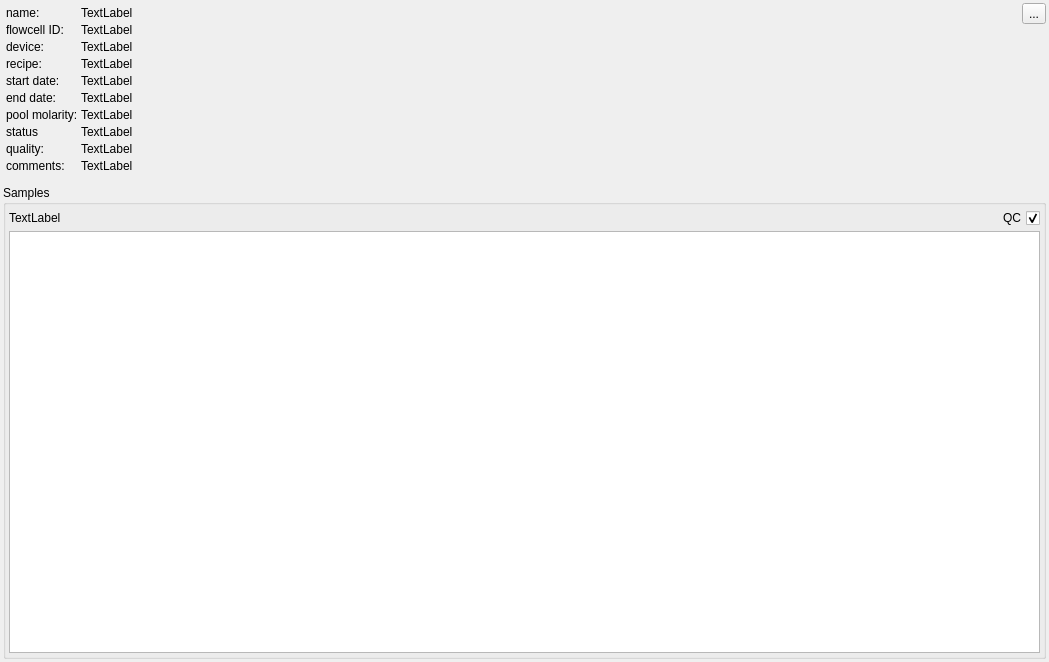
The window that src/GSvar/SequencingRunWidget.ui (imgag/ngs-bits) describes before a commit, drawn with Qt 5.
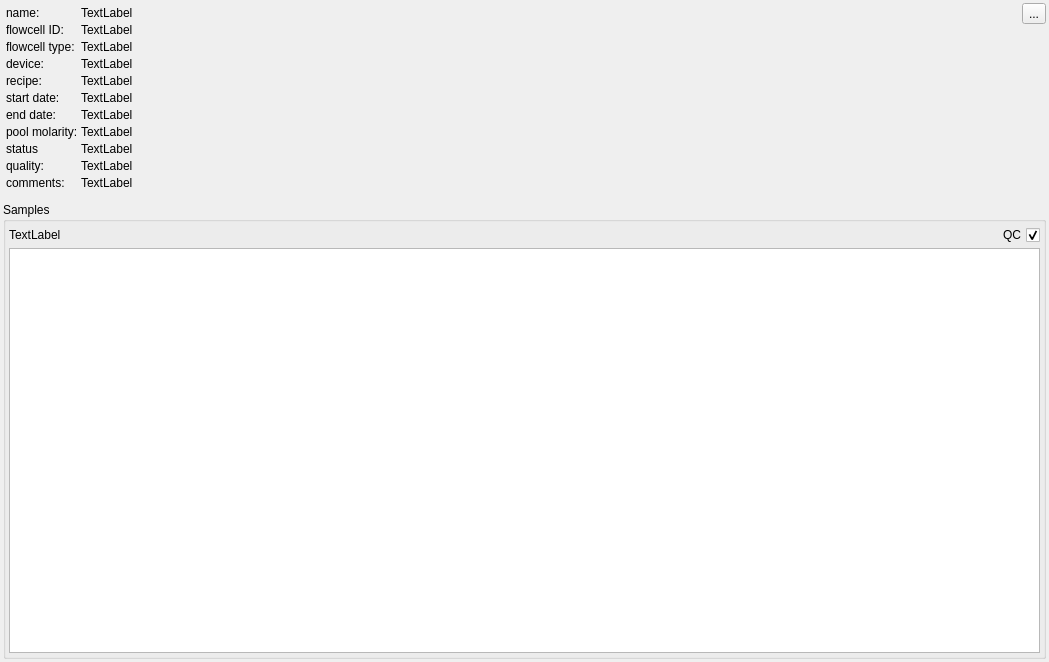
The same window after the commit. Icons and pictures are not drawn. Custom widgets are drawn as their Qt base class.

Commit message: NGSD: added 'flowcell_type' column to 'sequencing_run' table.

```diff
--- a/src/GSvar/SequencingRunWidget.ui
+++ b/src/GSvar/SequencingRunWidget.ui
@@ -74,14 +74,14 @@
          </property>
         </widget>
        </item>
-       <item row="2" column="0">
+       <item row="3" column="0">
         <widget class="QLabel" name="label_4">
          <property name="text">
           <string>device:</string>
          </property>
         </widget>
        </item>
-       <item row="2" column="1">
+       <item row="3" column="1">
         <widget class="QLabel" name="device">
          <property name="text">
           <string>TextLabel</string>
@@ -91,14 +91,14 @@
          </property>
         </widget>
        </item>
-       <item row="3" column="0">
+       <item row="4" column="0">
         <widget class="QLabel" name="label_5">
          <property name="text">
           <string>recipe:</string>
          </property>
         </widget>
        </item>
-       <item row="3" column="1">
+       <item row="4" column="1">
         <widget class="QLabel" name="recipe">
          <property name="text">
           <string>TextLabel</string>
@@ -108,14 +108,14 @@
          </property>
         </widget>
        </item>
-       <item row="4" column="0">
+       <item row="5" column="0">
         <widget class="QLabel" name="label_2">
          <property name="text">
           <string>start date:</string>
          </property>
         </widget>
        </item>
-       <item row="4" column="1">
+       <item row="5" column="1">
         <widget class="QLabel" name="start">
          <property name="text">
           <string>TextLabel</string>
@@ -125,14 +125,14 @@
          </property>
         </widget>
        </item>
-       <item row="5" column="0">
+       <item row="6" column="0">
         <widget class="QLabel" name="label_3">
          <property name="text">
           <string>end date:</string>
          </property>
         </widget>
        </item>
-       <item row="5" column="1">
+       <item row="6" column="1">
         <widget class="QLabel" name="end">
          <property name="text">
           <string>TextLabel</string>
@@ -142,14 +142,14 @@
          </property>
         </widget>
        </item>
-       <item row="7" column="0">
+       <item row="8" column="0">
         <widget class="QLabel" name="label_8">
          <property name="text">
           <string>status</string>
          </property>
         </widget>
        </item>
-       <item row="7" column="1">
+       <item row="8" column="1">
         <widget class="QLabel" name="status">
          <property name="text">
           <string>TextLabel</string>
@@ -159,14 +159,14 @@
          </property>
         </widget>
        </item>
-       <item row="8" column="0">
+       <item row="9" column="0">
         <widget class="QLabel" name="label_7">
          <property name="text">
           <string>quality:</string>
          </property>
         </widget>
        </item>
-       <item row="8" column="1">
+       <item row="9" column="1">
         <widget class="QLabel" name="quality">
          <property name="text">
           <string>TextLabel</string>
@@ -176,14 +176,14 @@
          </property>
         </widget>
        </item>
-       <item row="9" column="0">
+       <item row="10" column="0">
         <widget class="QLabel" name="label_6">
          <property name="text">
           <string>comments:</string>
          </property>
         </widget>
        </item>
-       <item row="9" column="1">
+       <item row="10" column="1">
         <widget class="QLabel" name="comments">
          <property name="text">
           <string>TextLabel</string>
@@ -193,14 +193,14 @@
          </property>
         </widget>
        </item>
-       <item row="6" column="0">
+       <item row="7" column="0">
         <widget class="QLabel" name="label_9">
          <property name="text">
           <string>pool molarity:</string>
          </property>
         </widget>
        </item>
-       <item row="6" column="1">
+       <item row="7" column="1">
         <widget class="QLabel" name="molarity_and_method">
          <property name="text">
           <string>TextLabel</string>
@@ -227,6 +227,20 @@
          </property>
         </widget>
        </item>
+       <item row="2" column="0">
+        <widget class="QLabel" name="label_11">
+         <property name="text">
+          <string>flowcell type:</string>
+         </property>
+        </widget>
+       </item>
+       <item row="2" column="1">
+        <widget class="QLabel" name="fc_type">
+         <property name="text">
+          <string>TextLabel</string>
+         </property>
+        </widget>
+       </item>
       </layout>
      </item>
      <item>
```
The commit also changes 8 other files.
